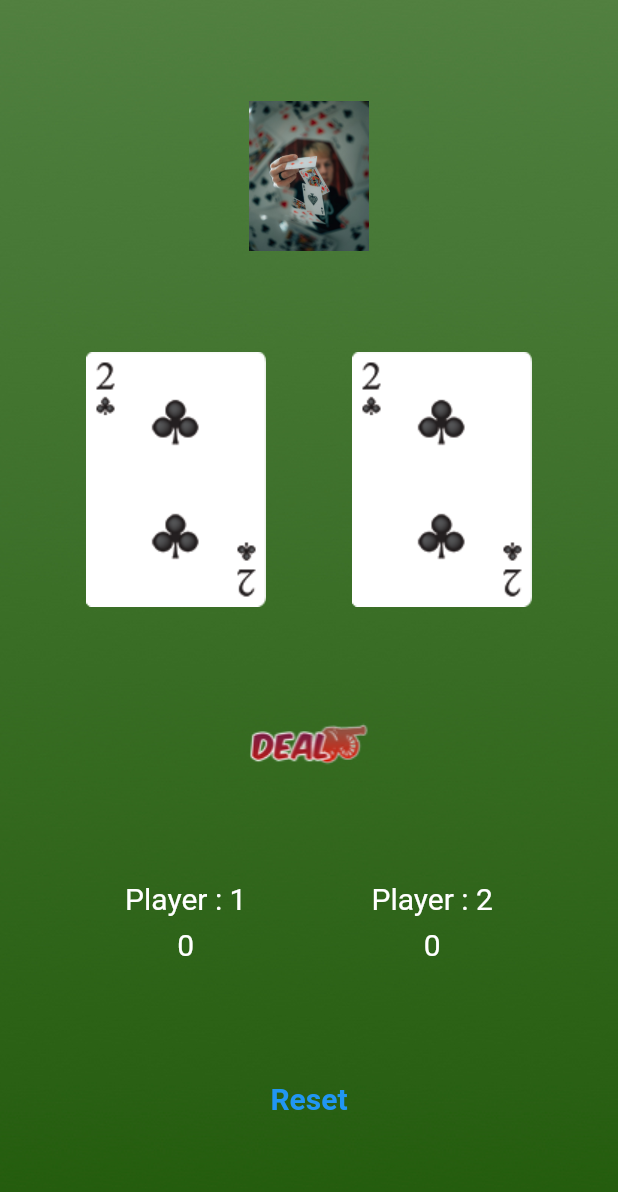
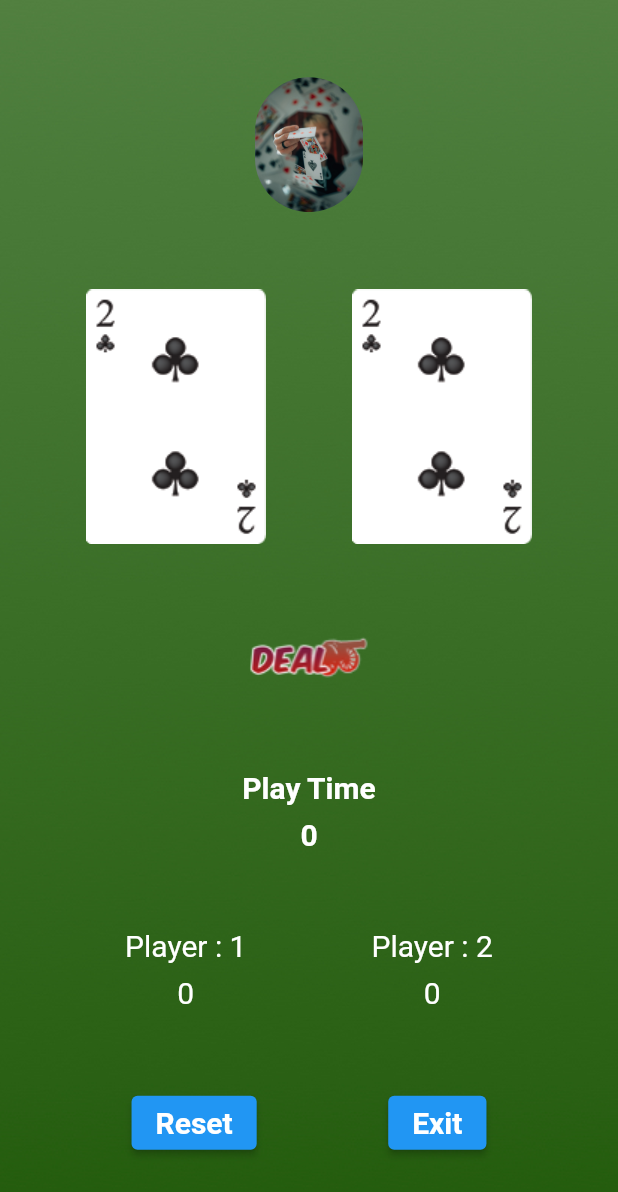
Before and after one commit to the-mir/card_game, a Flutter app: the screen it shows after launch, after a tap on "Reset", on a phone screen of 412 x 824 dp. Shown: the top 1192 px of the screen. Run offline on Flutter 3.47's test engine with Material 2 defaults, Android fonts, the phone set to English and light mode, and no system bars.

Commit message:
add exit_button && play time_

```diff
--- a/lib/main.dart
+++ b/lib/main.dart
@@ -1,6 +1,7 @@
 import 'dart:math';
 
 import 'package:flutter/material.dart';
+import 'package:flutter/services.dart';
 
 void main() {
   runApp( MyApp());
@@ -49,12 +50,11 @@ class _AppBodyState extends State<AppBody> {
       child: Column(
         mainAxisAlignment: MainAxisAlignment.spaceEvenly,
         children: [
+           ClipRRect(
+             borderRadius: BorderRadius.circular(40.0) ,
+             child: Image.asset("assets/images/logo.jpeg",height: 90,fit: BoxFit.fitHeight,) ,
+           ),
 
-          Image.asset("assets/images/logo.jpeg"
-            ,
-            height: 100,
-            fit:BoxFit.fitHeight ,
-          ),
           Row(
             mainAxisAlignment: MainAxisAlignment.spaceEvenly,
             children: [
@@ -78,6 +78,13 @@ class _AppBodyState extends State<AppBody> {
             });
           },
             child: Image.asset("assets/images/dealbutton.png"),
+          ),
+          Column(
+            children: [
+              Text("Play Time",style: TextStyle(fontSize: 20,fontWeight: FontWeight.bold,color: Colors.white),),
+              SizedBox(height: 8.0,),
+              Text("$cl",style: TextStyle(fontSize: 20,fontWeight: FontWeight.bold,color: Colors.white),),
+            ],
           ),
           Row(
             mainAxisAlignment: MainAxisAlignment.spaceEvenly,
@@ -105,14 +112,27 @@ class _AppBodyState extends State<AppBody> {
               ),
             ],
           ),
-          TextButton(onPressed: (){
+         Row(
+           mainAxisAlignment: MainAxisAlignment.spaceEvenly,
+           children: [
+             ElevatedButton(onPressed: (){
                setState(() {
                  lValue=0;
                  rValue=0;
+                 leftcard=2;
+                 Rightcard=2;
+                 cl=0;
                });
              }, child:
              Text("Reset",style: TextStyle(fontSize: 20,fontWeight: FontWeight.bold),)
              ),
+             ElevatedButton(onPressed: (){
+               SystemNavigator.pop();
+             }, child:
+             Text("Exit",style: TextStyle(fontSize: 20,fontWeight: FontWeight.bold),),
+             ),
+           ],
+         )
         ],
       ),
     );
```
Lines whose indentation alone changed are shown as unchanged.
